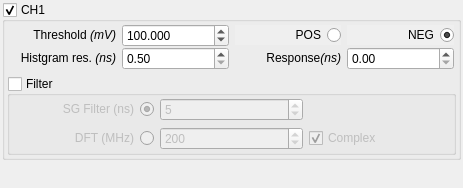
Above: src/libs/adwidgets/findslopeform.ui from qtplatz/qtplatz before the change. Below: the same form after it.
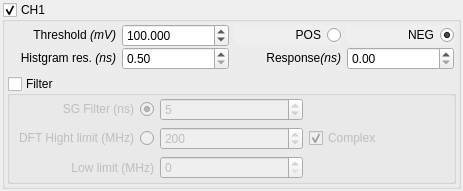
That is the form after the change.

What changed in the file:
```diff
--- a/src/libs/adwidgets/findslopeform.ui
+++ b/src/libs/adwidgets/findslopeform.ui
@@ -258,7 +258,7 @@
                 <enum>Qt::RightToLeft</enum>
                </property>
                <property name="text">
-                <string>DFT (MHz)</string>
+                <string>DFT Hight limit (MHz)</string>
                </property>
               </widget>
              </item>
@@ -272,6 +272,23 @@
                </property>
               </widget>
              </item>
+             <item row="2" column="0">
+              <widget class="QLabel" name="label_4">
+               <property name="text">
+                <string>Low limit (MHz)</string>
+               </property>
+               <property name="alignment">
+                <set>Qt::AlignRight|Qt::AlignTrailing|Qt::AlignVCenter</set>
+               </property>
+              </widget>
+             </item>
+             <item row="2" column="1">
+              <widget class="QSpinBox" name="spinBox_dft_low">
+               <property name="maximum">
+                <number>1000</number>
+               </property>
+              </widget>
+             </item>
             </layout>
            </item>
           </layout>
```
Left out of the diff: 6 changed lines with no effect on the pictures.
